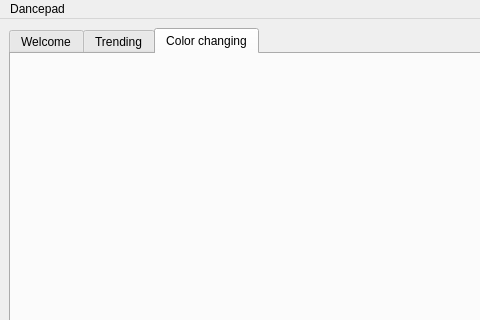
This is Software/2019/Dancepad_CEO/Dancepad/dancepad.ui in coredump-ch/dancepads as Qt 5 draws it before an edit; both pictures show x 0 to 480 and y 0 to 320 of the 800 by 600 pixel window. The edited form follows.
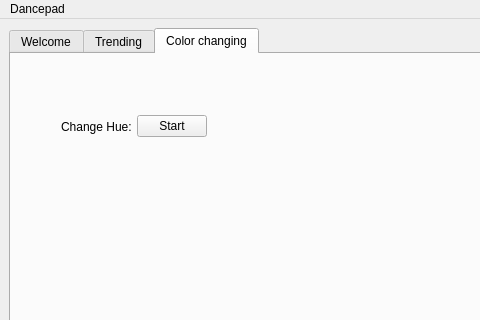
This is the edited form.

Patch:
```diff
--- a/Software/2019/Dancepad_CEO/Dancepad/dancepad.ui
+++ b/Software/2019/Dancepad_CEO/Dancepad/dancepad.ui
@@ -14,7 +14,7 @@
    <string>Dancepad</string>
   </property>
   <widget class="QWidget" name="centralwidget">
-   <layout class="QVBoxLayout" name="verticalLayout">
+   <layout class="QHBoxLayout" name="horizontalLayout">
     <item>
      <widget class="QTabWidget" name="tabWidget">
       <property name="currentIndex">
@@ -60,6 +60,32 @@
        <attribute name="title">
         <string>Color changing</string>
        </attribute>
+       <widget class="QWidget" name="layoutWidget">
+        <property name="geometry">
+         <rect>
+          <x>50</x>
+          <y>60</y>
+          <width>146</width>
+          <height>25</height>
+         </rect>
+        </property>
+        <layout class="QHBoxLayout" name="horizontalLayout_2">
+         <item>
+          <widget class="QLabel" name="label_2">
+           <property name="text">
+            <string>Change Hue:</string>
+           </property>
+          </widget>
+         </item>
+         <item>
+          <widget class="QPushButton" name="pbChangeHue">
+           <property name="text">
+            <string>Start</string>
+           </property>
+          </widget>
+         </item>
+        </layout>
+       </widget>
       </widget>
      </widget>
     </item>
```
